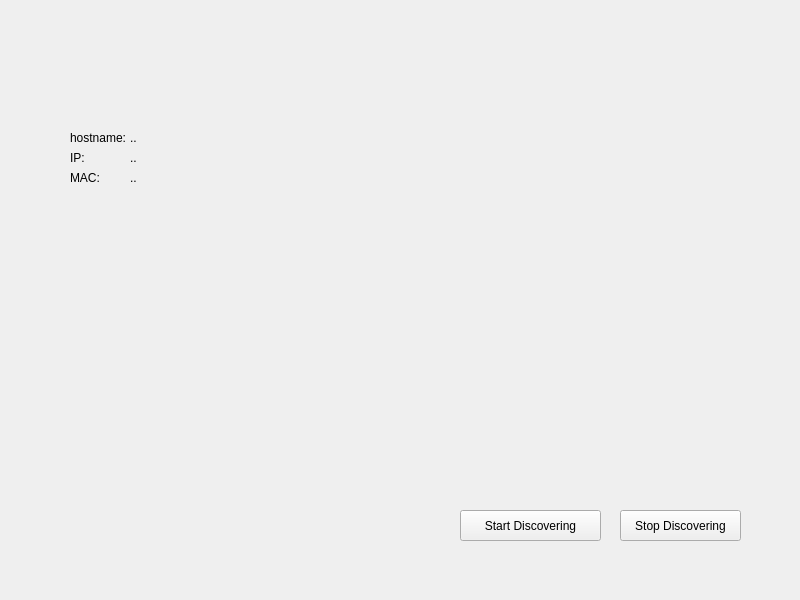
This is discovering1.ui in raedessid/PythonProject as Qt 5 draws it before an edit. The edited form follows.
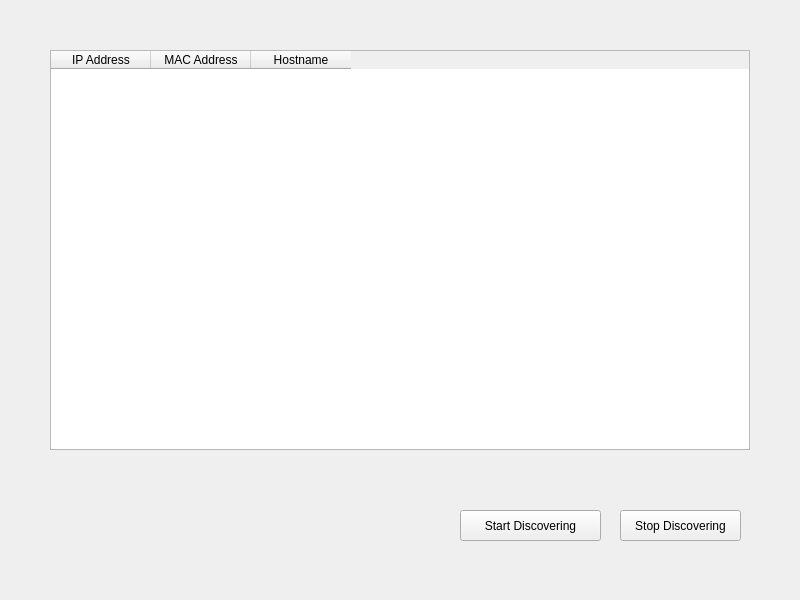
This is the edited form. Icons and pictures are not drawn.

Patch:
```diff
--- a/discovering1.ui
+++ b/discovering1.ui
@@ -39,99 +39,30 @@
     <string>Stop Discovering</string>
    </property>
   </widget>
-  <widget class="QLabel" name="hostnameL">
+  <widget class="QTableWidget" name="tableWidget">
    <property name="geometry">
     <rect>
-     <x>70</x>
-     <y>130</y>
-     <width>55</width>
-     <height>16</height>
+     <x>50</x>
+     <y>50</y>
+     <width>700</width>
+     <height>400</height>
     </rect>
    </property>
-   <property name="text">
-    <string>hostname:</string>
-   </property>
-  </widget>
-  <widget class="QLabel" name="conthost">
-   <property name="geometry">
-    <rect>
-     <x>130</x>
-     <y>130</y>
-     <width>55</width>
-     <height>16</height>
-    </rect>
-   </property>
-   <property name="text">
-    <string>..</string>
-   </property>
-  </widget>
-  <widget class="QLabel" name="IPL">
-   <property name="geometry">
-    <rect>
-     <x>70</x>
-     <y>150</y>
-     <width>55</width>
-     <height>16</height>
-    </rect>
-   </property>
-   <property name="text">
-    <string>IP:</string>
-   </property>
-  </widget>
-  <widget class="QLabel" name="contip">
-   <property name="geometry">
-    <rect>
-     <x>130</x>
-     <y>150</y>
-     <width>55</width>
-     <height>16</height>
-    </rect>
-   </property>
-   <property name="text">
-    <string>..</string>
-   </property>
-  </widget>
-  <widget class="QLabel" name="macL">
-   <property name="geometry">
-    <rect>
-     <x>70</x>
-     <y>170</y>
-     <width>55</width>
-     <height>16</height>
-    </rect>
-   </property>
-   <property name="text">
-    <string>MAC:</string>
-   </property>
-  </widget>
-  <widget class="QLabel" name="contmac">
-   <property name="geometry">
-    <rect>
-     <x>130</x>
-     <y>170</y>
-     <width>55</width>
-     <height>16</height>
-    </rect>
-   </property>
-   <property name="text">
-    <string>..</string>
-   </property>
-  </widget>
-  <widget class="QLabel" name="label">
-   <property name="geometry">
-    <rect>
-     <x>80</x>
-     <y>30</y>
-     <width>71</width>
-     <height>91</height>
-    </rect>
-   </property>
-   <property name="text">
-    <string/>
-   </property>
-   <property name="pixmap">
-    <pixmap>../../Downloads/computer (2).png</pixmap>
-   </property>
+   <column>
+    <property name="text">
+     <string>IP Address</string>
+    </property>
+   </column>
+   <column>
+    <property name="text">
+     <string>MAC Address</string>
+    </property>
+   </column>
+   <column>
+    <property name="text">
+     <string>Hostname</string>
+    </property>
+   </column>
   </widget>
  </widget>
  <resources>
```
Left out of the diff: 8 changed lines with no effect on the pictures.
